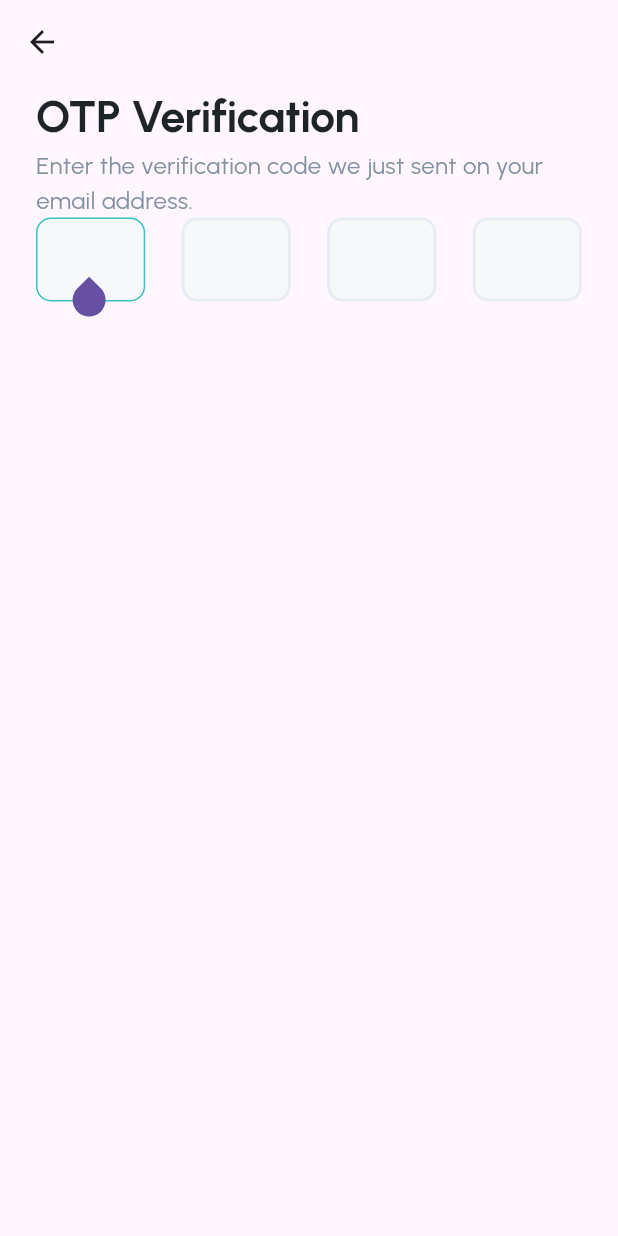
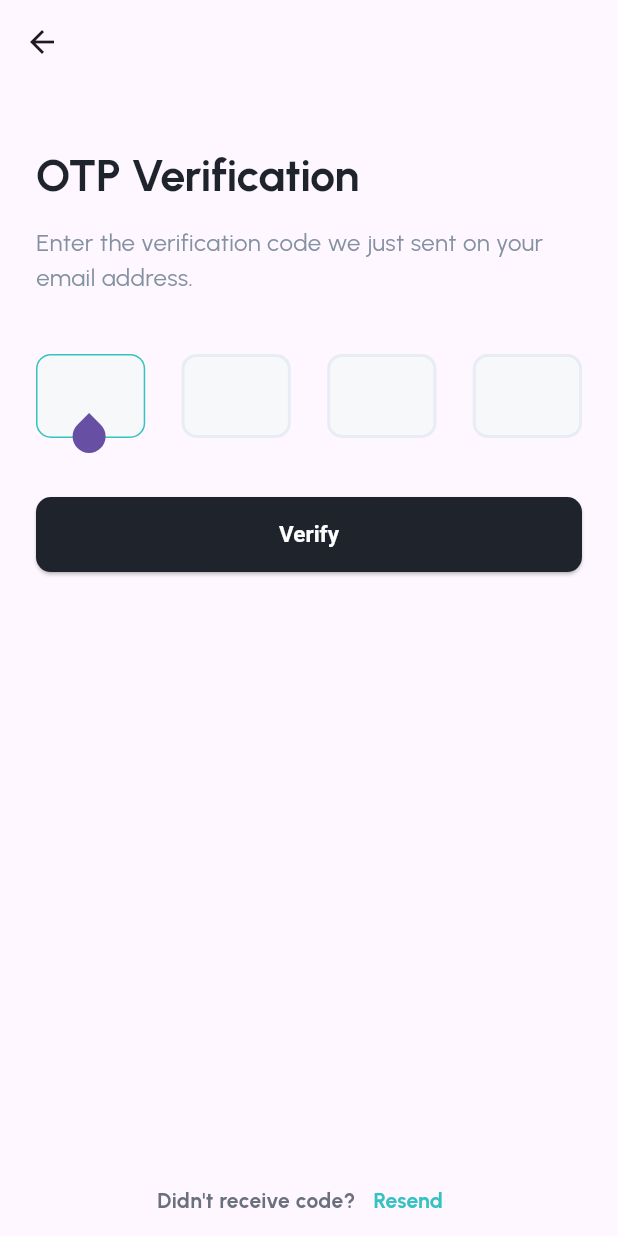
Before and after one commit to AhmetSBulbul/flutter_playground, a Flutter app: the OTPVerificationScreen screen opened by its route, on a phone screen of 412 x 824 dp. Run offline on Flutter 3.47's test engine with Material 2 defaults, Android fonts, the phone set to English and light mode, and no system bars; our stand-ins replace flutter_svg, go_router; project files that could hold a hidden picture were left out.

Commit message:
before editable text

```diff
--- a/lib/main.dart
+++ b/lib/main.dart
@@ -1,8 +1,8 @@
 import 'package:flutter/material.dart';
 import 'package:flutter_playground/app/resources/r.dart';
-import 'package:flutter_playground/simple_login/login_info.dart';
-import 'package:flutter_playground/simple_login/login_screen.dart';
-import 'package:flutter_playground/simple_login/otp_verification.dart';
+import 'package:flutter_playground/simple_login/login/login_view_model.dart';
+import 'package:flutter_playground/simple_login/login/login_screen.dart';
+import 'package:flutter_playground/simple_login/otp_verification/otp_verification_screen.dart';
 import 'package:go_router/go_router.dart';
 import 'package:provider/provider.dart';
 
@@ -96,11 +96,16 @@ class App extends StatelessWidget {
       GoRoute(path: '/', builder: (context, state) => const HomePage()),
       GoRoute(
         path: '/login',
-        builder: (context, state) => const LoginScreen(),
+        builder: (context, state) {
+          final query = state.queryParams['code'];
+          return LoginScreen(
+            verificationCode: query,
+          );
+        },
         routes: [
           GoRoute(
               path: 'verification',
-              builder: (context, state) => const OTPVerificationScreen()),
+              builder: (context, state) => OTPVerificationScreen()),
         ],
       ),
     ],
--- a/lib/simple_login/login_screen.dart
+++ b/lib/simple_login/login/login_screen.dart
@@ -1,19 +1,17 @@
-import 'package:flutter/gestures.dart';
 import 'package:flutter/material.dart';
 import 'package:flutter_playground/app/resources/r.dart';
-import 'package:flutter_playground/simple_login/login_info.dart';
+import 'package:flutter_playground/simple_login/login/login_view_model.dart';
 import 'package:flutter_playground/simple_login/widgets/login_footer.dart';
 import 'package:flutter_svg/svg.dart';
 import 'package:go_router/go_router.dart';
 import 'package:provider/provider.dart';
 
 class LoginScreen extends StatelessWidget {
-  const LoginScreen({Key? key}) : super(key: key);
+  const LoginScreen({Key? key, this.verificationCode}) : super(key: key);
+  final String? verificationCode;
 
   @override
   Widget build(BuildContext context) => Scaffold(
-        // resizeToAvoidBottomInset: false,
-        // appBar: AppBar(title: const Text('Login')),
         body: SafeArea(
           child: Padding(
             padding: const EdgeInsets.symmetric(horizontal: 24.0),
@@ -32,7 +30,8 @@ class LoginScreen extends StatelessWidget {
                       alignment: Alignment.centerLeft,
                       widthFactor: 0.8,
                       child: Text(
-                        'Welcome back! Glad to see you Again.',
+                        verificationCode ??
+                            'Welcome back! Glad to see you Again.',
                         style: TextStyle(
                             fontWeight: FontWeight.w700,
                             fontSize: 30,
--- a/lib/simple_login/otp_verification.dart
+++ /dev/null
@@ -1,45 +0,0 @@
-import 'package:flutter/material.dart';
-import 'package:flutter_playground/app/resources/r.dart';
-import 'package:flutter_playground/simple_login/widgets/digit_input.dart';
-
-class OTPVerificationScreen extends StatefulWidget {
-  const OTPVerificationScreen({Key? key}) : super(key: key);
-
-  @override
-  State<OTPVerificationScreen> createState() => _OTPVerificationScreenState();
-}
-
-class _OTPVerificationScreenState extends State<OTPVerificationScreen> {
-  @override
-  Widget build(BuildContext context) {
-    return Scaffold(
-      appBar: AppBar(
-          // title: const Text('OTP Verification'),
-          ),
-      body: SafeArea(
-        child: Padding(
-          padding: const EdgeInsets.symmetric(horizontal: 24),
-          child: Column(
-            crossAxisAlignment: CrossAxisAlignment.stretch,
-            children: [
-              Text(
-                'OTP Verification',
-                textAlign: TextAlign.start,
-                style: TextStyle(
-                    fontWeight: FontWeight.w700,
-                    fontSize: 30,
-                    letterSpacing: -0.3,
-                    color: R.colors.dark),
-              ),
-              Text(
-                'Enter the verification code we just sent on your email address.',
-                style: TextStyle(fontSize: 16, color: R.colors.gray),
-              ),
-              const DigitInput(),
-            ],
-          ),
-        ),
-      ),
-    );
-  }
-}
--- /dev/null
+++ b/lib/simple_login/otp_verification/otp_verification_screen.dart
@@ -0,0 +1,69 @@
+import 'package:flutter/material.dart';
+import 'package:flutter_playground/app/resources/r.dart';
+import 'package:flutter_playground/simple_login/otp_verification/otp_verification_view_model.dart';
+import 'package:flutter_playground/simple_login/widgets/digit_input.dart';
+import 'package:flutter_playground/simple_login/widgets/login_footer.dart';
+// import 'package:go_router/go_router.dart';
+import 'package:provider/provider.dart';
+
+class OTPVerificationScreen extends StatelessWidget {
+  const OTPVerificationScreen({Key? key}) : super(key: key);
+  // final verificationInfo = OTPVerificationViewModel();
+
+  // void onVerify(BuildContext context, String val) {
+  //   context.go('/login?code=$val');
+  // }
+
+  @override
+  Widget build(BuildContext context) {
+    return Scaffold(
+      appBar: AppBar(),
+      body: SafeArea(
+        child: Padding(
+          padding: const EdgeInsets.symmetric(horizontal: 24),
+          child: ChangeNotifierProvider<OTPVerificationViewModel>(
+            create: (_) => OTPVerificationViewModel(),
+            builder: (context, state) => Column(
+              crossAxisAlignment: CrossAxisAlignment.stretch,
+              children: [
+                const Spacer(),
+                Text(
+                  'OTP Verification',
+                  textAlign: TextAlign.start,
+                  style: TextStyle(
+                      fontWeight: FontWeight.w700,
+                      fontSize: 30,
+                      letterSpacing: -0.3,
+                      color: R.colors.dark),
+                ),
+                const SizedBox(
+                  height: 12,
+                ),
+                Text(
+                  'Enter the verification code we just sent on your email address.',
+                  style: TextStyle(fontSize: 16, color: R.colors.gray),
+                ),
+                const Spacer(),
+                DigitInput(
+                    onCodeEditingComplete: context
+                        .watch<OTPVerificationViewModel>()
+                        .onVerificationCodeSubmitted),
+                const Spacer(),
+                ElevatedButton(
+                    onPressed: () => context
+                        .read<OTPVerificationViewModel>()
+                        .verify(context),
+                    child: const Text('Verify')),
+                const Spacer(
+                  flex: 10,
+                ),
+                const LoginScreenFooter(
+                    actionLabel: 'Resend', text: 'Didn\'t receive code?'),
+              ],
+            ),
+          ),
+        ),
+      ),
+    );
+  }
+}
--- /dev/null
+++ b/lib/simple_login/otp_verification/otp_verification_view_model.dart
@@ -0,0 +1,23 @@
+import 'package:flutter/material.dart';
+import 'package:go_router/go_router.dart';
+
+class OTPVerificationViewModel extends ChangeNotifier {
+  // final BuildContext _context;
+  var _verificationCode = '';
+
+  // OTPVerificationViewModel(this._context);
+
+  String get verificationCode => _verificationCode;
+  bool get isCodeValid => _verificationCode.length == 4;
+
+  void onVerificationCodeSubmitted(String value) {
+    _verificationCode = value;
+    notifyListeners();
+  }
+
+  void verify(BuildContext context) {
+    if (isCodeValid) {
+      context.go('/login?code=$_verificationCode');
+    }
+  }
+}
--- a/lib/simple_login/widgets/digit_input.dart
+++ b/lib/simple_login/widgets/digit_input.dart
@@ -5,7 +5,9 @@ import 'package:flutter_playground/app/resources/r.dart';
 const zeroWidthSpace = '\u200B';
 
 class DigitInput extends StatefulWidget {
-  const DigitInput({Key? key}) : super(key: key);
+  const DigitInput({Key? key, required this.onCodeEditingComplete})
+      : super(key: key);
+  final Function(String) onCodeEditingComplete;
 
   @override
   State<DigitInput> createState() => _DigitInputState();
@@ -32,6 +34,7 @@ class _DigitInputState extends State<DigitInput> {
           } else {
             _textControllers[i].text = zeroWidthSpace;
             _focusNodes[i].unfocus();
+            widget.onCodeEditingComplete('');
           }
         } else if (_textControllers[i].text.length > 1) {
           if (i != 3) {
@@ -40,6 +43,9 @@ class _DigitInputState extends State<DigitInput> {
             _currentFocusIndex = i + 1;
           } else {
             _focusNodes[i].unfocus();
+            widget.onCodeEditingComplete(_textControllers.map((controller) {
+              return controller.text.replaceAll(zeroWidthSpace, '');
+            }).join());
           }
         }
       });
```
Also changed, not shown: lib/simple_login/login/login_view_model.dart (renamed from lib/simple_login/login_info.dart).
